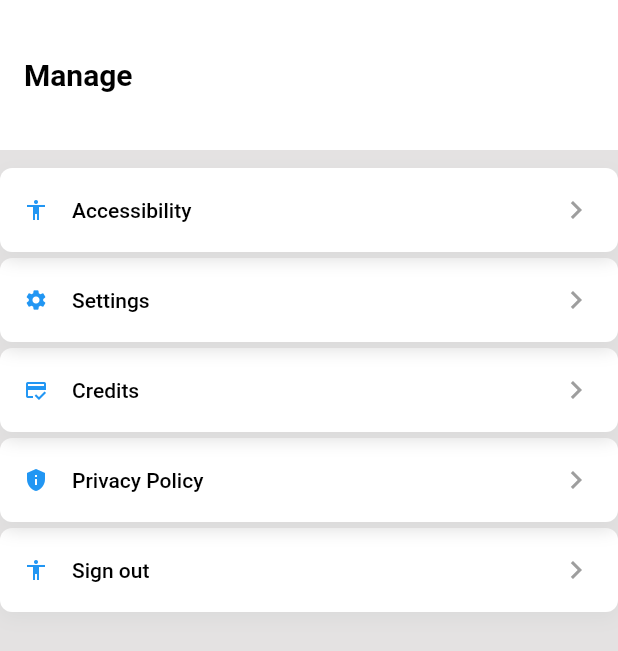
After one commit to dderheim00/RemindMi, a Flutter app: the ManageView screen opened directly, on a phone screen of 412 x 824 dp. The commit adds this screen. Shown: the top 651 px of the screen. Run offline on Flutter 3.47's test engine with Material 2 defaults, Android fonts, the phone set to English and light mode, and no system bars; our stand-ins replace cached_network_image, cloud_firestore, firebase_auth, firebase_core, get, get_storage and 3 more; accounts and stored records are empty; network calls fail.

Commit message:
new ui homepage

```diff
--- a/lib/accessibility.dart
+++ b/lib/accessibility.dart
@@ -8,8 +8,8 @@ class AccessibilityPage extends StatefulWidget {
 class _AccessibilityPageState extends State<AccessibilityPage> {
   @override
   Widget build(BuildContext context) {
-    return Container(
-      child: Center(
+    return Scaffold(
+      body: Center(
         child: Text("Accessibility Settings"),
       ),
     );
--- /dev/null
+++ b/lib/app/modules/home/views/manage_view.dart
@@ -0,0 +1,99 @@
+import 'package:flutter/material.dart';
+import 'package:flutter/src/widgets/container.dart';
+import 'package:flutter/src/widgets/framework.dart';
+import 'package:get/get.dart';
+import 'package:get_storage/get_storage.dart';
+import 'package:remindmi/accessibility.dart';
+import 'package:remindmi/app/modules/home/widget/manage_card.dart';
+import 'package:remindmi/app/routes/app_pages.dart';
+import 'package:remindmi/credits.dart';
+import 'package:remindmi/privacy_policy.dart';
+import 'package:remindmi/settings.dart';
+
+class ManageView extends StatelessWidget {
+  const ManageView({super.key});
+
+  @override
+  Widget build(BuildContext context) {
+    final getStorge = GetStorage();
+    return Scaffold(
+      backgroundColor: Color.fromARGB(255, 228, 226, 226),
+
+      appBar: AppBar(
+        backgroundColor: Colors.white,
+        toolbarHeight: 100,
+        elevation: 0,
+        title: Text(
+          'Manage',
+          style: TextStyle(
+            fontSize: 20,
+            color: Colors.black,
+            fontWeight: FontWeight.w600,
+          ),
+        ),
+
+      ),
+      body: CustomScrollView(
+        slivers: [
+          SliverToBoxAdapter(
+            child: SizedBox(
+              height: 12,
+            ),
+          ),
+          SliverToBoxAdapter(
+            child: ManageCard(
+              icon: Icons.accessibility,
+              title: 'Accessibility',
+              onTap: (){
+                Navigator.push(context, MaterialPageRoute(builder: (context){
+                  return AccessibilityPage();
+                },),);
+              },
+            ),
+          ),
+          SliverToBoxAdapter(
+            child: ManageCard(
+              icon: Icons.settings,
+              title: 'Settings',
+              onTap: (){
+                Navigator.push(context, MaterialPageRoute(builder: (context){
+                  return SettingsPage();
+                },),);
+              },
+            ),
+          ),SliverToBoxAdapter(
+            child: ManageCard(
+              icon: Icons.credit_score,
+              title: 'Credits',
+              onTap: (){
+                Navigator.push(context, MaterialPageRoute(builder: (context){
+                  return CreditsPage();
+                },),);
+              },
+            ),
+          ),SliverToBoxAdapter(
+            child: ManageCard(
+              icon: Icons.privacy_tip,
+              title: 'Privacy Policy',
+              onTap: (){
+                Navigator.push(context, MaterialPageRoute(builder: (context){
+                  return PrivacyPolicyPage();
+                },),);
+              },
+            ),
+          ),SliverToBoxAdapter(
+            child: ManageCard(
+              icon: Icons.accessibility,
+              title: 'Sign out',
+              onTap: (){
+                getStorge.erase();
+                Get.offAllNamed(Routes.LOGIN);
+                Navigator.pop(context);
+              },
+            ),
+          ),
+        ],
+      ),
+    );
+  }
+}
--- /dev/null
+++ b/lib/app/modules/home/widget/manage_card.dart
@@ -0,0 +1,59 @@
+
+
+import 'package:flutter/material.dart';
+
+class ManageCard extends StatelessWidget {
+  const ManageCard({super.key, required this.icon, required this.title, this.onTap});
+  final IconData icon;
+  final String title;
+  final Function()? onTap;
+
+  @override
+  Widget build(BuildContext context) {
+    return InkWell(
+      onTap: onTap,
+      child: Padding(
+        padding: const EdgeInsets.only(bottom: 4.0),
+        child: Container(
+          padding: EdgeInsets.all(16),
+          child: Row(
+            children: [
+              Icon(
+                icon,
+                color: Colors.blue,
+                size: 16,
+              ),
+              SizedBox(
+                width: 16,
+              ),
+              Text(
+                title,
+                style: TextStyle(
+                  fontSize: 14,
+                  fontWeight: FontWeight.w500,
+                  color: Colors.black
+                ),
+              ),
+              Spacer(),
+              Icon(
+                Icons.keyboard_arrow_right,
+                color: Colors.grey,
+              )
+            ],
+          ),
+          decoration: BoxDecoration(
+              color: Colors.white,
+              borderRadius: BorderRadius.circular(8),
+              boxShadow: [
+                BoxShadow(
+                  color: Color.fromARGB(255, 218, 218, 218),
+                  blurRadius: 10,
+                  offset: Offset(0,4),
+                )
+              ]
+            )
+        ),
+      ),
+    );
+  }
+}
--- /dev/null
+++ b/lib/constants/images.dart
@@ -0,0 +1,4 @@
+class Images{
+  static const baseUrl = "assets/images/";
+  static const remindmiIcon = baseUrl + "remindmi_icon.png";
+}
--- a/lib/credits.dart
+++ b/lib/credits.dart
@@ -8,9 +8,8 @@ class CreditsPage extends StatefulWidget {
 class _CreditsPageState extends State<CreditsPage> {
   @override
   Widget build(BuildContext context) {
-    return Container(
-      child: Padding(
-        padding: EdgeInsets.all(24.0),
+    return Scaffold(
+      body: Center(
         child: Text("Created by Nikhil Adhikari, Daniel Derheim, Bishnu Sharma, and John West",
           textAlign: TextAlign.center,),
       ),
--- a/lib/privacy_policy.dart
+++ b/lib/privacy_policy.dart
@@ -8,8 +8,8 @@ class PrivacyPolicyPage extends StatefulWidget {
 class _PrivacyPolicyPageState extends State<PrivacyPolicyPage> {
   @override
   Widget build(BuildContext context) {
-    return Container(
-      child: Center(
+    return Scaffold(
+      body: Center(
         child: Text("Privacy Policy Page"),
       ),
     );
--- a/lib/settings.dart
+++ b/lib/settings.dart
@@ -8,8 +8,8 @@ class SettingsPage extends StatefulWidget {
 class _SettingsPageState extends State<SettingsPage> {
   @override
   Widget build(BuildContext context) {
-    return Container(
-      child: Center(
+    return Scaffold(
+      body: Center(
         child: Text("Settings Page"),
       ),
     );
--- a/pubspec.yaml
+++ b/pubspec.yaml
@@ -39,11 +39,15 @@ dependencies:
   shared_preferences: ^2.0.15
   get: ^4.6.5
   get_storage: ^2.0.3
+  sliver_tools: ^0.2.8
   firebase_core: ^1.24.0
   firebase_auth: ^3.11.2
   cloud_firestore: ^3.5.1
   google_fonts: ^3.0.1
+  cached_network_image: ^3.2.2
+  persistent_bottom_nav_bar: ^5.0.2
 google_fonts: ^3.0.1
+
 dev_dependencies:
   flutter_test:
     sdk: flutter
```
Also changed, not shown: lib/app/components/custom_network_image.dart (added, +46 -0 lines), lib/app/modules/home/views/dashboard_view.dart (added, +87 -0 lines), lib/app/modules/home/views/home_view.dart (+70 -175 lines), lib/app/modules/home/widget/home_page_task_card.dart (added, +81 -0 lines), lib/app/modules/home/widget/home_page_user_avatar.dart (added, +29 -0 lines), lib/app/modules/landing_page/landingPage_view.dart (+24 -18 lines), lib/app/modules/signup/signup_view.dart (+1 -1 lines), lib/app/modules/splash/splash_view.dart (+7 -6 lines), pubspec.lock.
